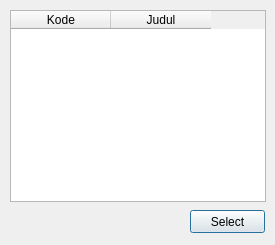
Qt form FindBuku.ui (asiregar01/simple-lms) before a commit.
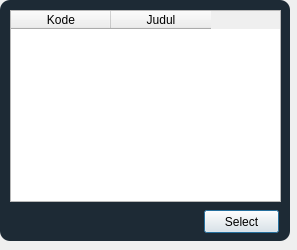
The same form after that commit.

Patch:
```diff
--- a/FindBuku.ui
+++ b/FindBuku.ui
@@ -6,8 +6,8 @@
    <rect>
     <x>0</x>
     <y>0</y>
-    <width>275</width>
-    <height>245</height>
+    <width>297</width>
+    <height>250</height>
    </rect>
   </property>
   <property name="windowTitle">
@@ -16,12 +16,23 @@
   <widget class="QPushButton" name="btnSelect">
    <property name="geometry">
     <rect>
-     <x>190</x>
+     <x>204</x>
      <y>210</y>
      <width>75</width>
      <height>23</height>
     </rect>
    </property>
+   <property name="styleSheet">
+    <string notr="true">QPushButton#btnSelect:pressed{
+padding-left:5px;
+padding-top:5px;
+background-color:rgba(2, 65, 118, 100);
+background-position:calc(100% - 10px)center;
+}
+QPushButton#btnSelect:hover{
+background-color:rgba(2, 65, 118, 200);
+}</string>
+   </property>
    <property name="text">
     <string>Select</string>
    </property>
@@ -34,7 +45,7 @@
     <rect>
      <x>10</x>
      <y>10</y>
-     <width>256</width>
+     <width>271</width>
      <height>192</height>
     </rect>
    </property>
@@ -52,6 +63,26 @@
     </property>
    </column>
   </widget>
+  <widget class="QLabel" name="label_5">
+   <property name="geometry">
+    <rect>
+     <x>0</x>
+     <y>0</y>
+     <width>290</width>
+     <height>241</height>
+    </rect>
+   </property>
+   <property name="styleSheet">
+    <string notr="true">background-color:rgba(16, 30, 41, 240);
+border-radius:10px;</string>
+   </property>
+   <property name="text">
+    <string/>
+   </property>
+  </widget>
+  <zorder>label_5</zorder>
+  <zorder>btnSelect</zorder>
+  <zorder>tblData</zorder>
  </widget>
  <tabstops>
   <tabstop>tblData</tabstop>
```
